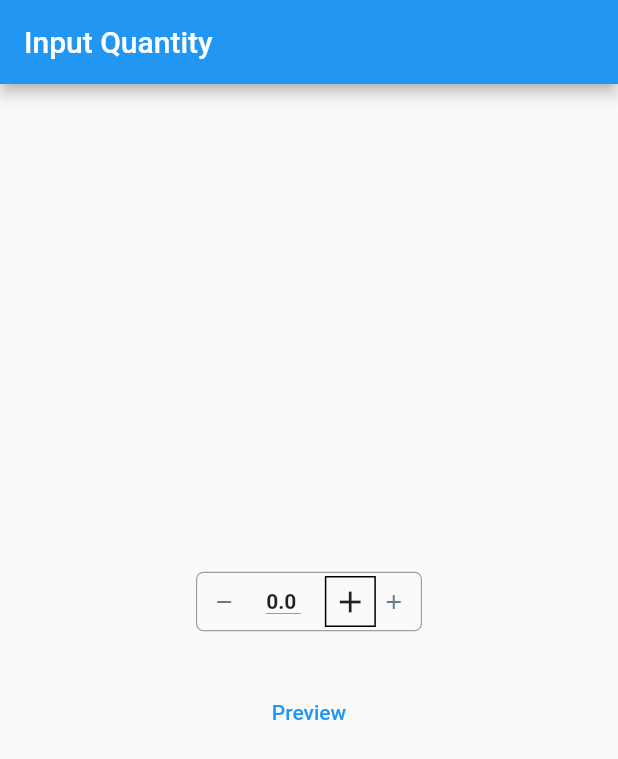
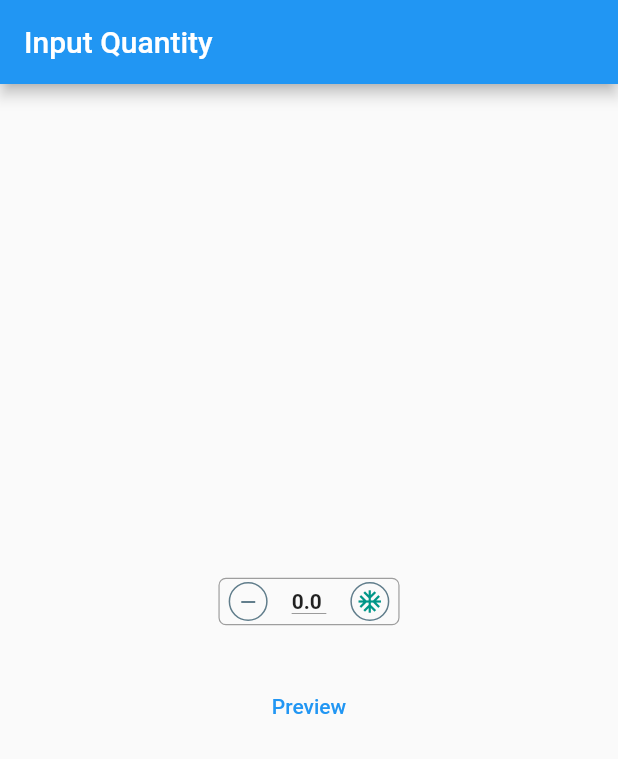
Before and after one commit to pmatatias/input-quantity, a Flutter app: the screen it shows after launch, on a phone screen of 412 x 824 dp. Shown: the top 759 px of the screen. Run offline on Flutter 3.47's test engine with Material 2 defaults, Android fonts, the phone set to English and light mode, and no system bars.

Commit message:
feat:custom button plus and minus

```diff
--- a/example/lib/main.dart
+++ b/example/lib/main.dart
@@ -50,6 +50,7 @@ class _MyHomePageState extends State<MyHomePage> {
                 initVal: 0.0,
                 steps: 10,
                 minVal: -100,
+                plusBtn: const Icon(Icons.ac_unit,size: 18,),
                 onQtyChanged: (val) {
                   if (kDebugMode) {
                     print(val);
--- a/example/pubspec.yaml
+++ b/example/pubspec.yaml
@@ -1,5 +1,5 @@
 name: example
-description: A new Flutter project.
+description: Flutter example for input quantity.
 
 publish_to: 'none' # Remove this line if you wish to publish to pub.dev
 
--- a/lib/src/input_qty.dart
+++ b/lib/src/input_qty.dart
@@ -1,5 +1,12 @@
 import 'package:flutter/material.dart';
 import 'package:flutter/services.dart';
+
+enum BorderShapeBtn {
+  none,
+  circle,
+  square,
+  //rhombus
+}
 
 class InputQty extends StatefulWidget {
   /// maximum value input
@@ -50,10 +57,11 @@ class InputQty extends StatefulWidget {
   /// and the button
   final InputDecoration? textFieldDecoration;
 
-  /// button color
-  ///
-  final Color btnColor1;
-  final Color btnColor2;
+  /// custom icon for button plus
+  final Widget? plusBtn;
+
+  /// Custom icon for button minus
+  final Widget? minusBtn;
 
   const InputQty({
     Key? key,
@@ -63,9 +71,9 @@ class InputQty extends StatefulWidget {
     required this.onQtyChanged,
     this.maxVal = double.maxFinite,
     this.minVal = 0,
+    this.plusBtn,
+    this.minusBtn,
     this.steps = 1,
-    this.btnColor1 = Colors.green,
-    this.btnColor2 = Colors.grey,
   }) : super(key: key);
 
   @override
@@ -164,15 +172,10 @@ class _InputQtyState extends State<InputQty> {
           crossAxisAlignment: CrossAxisAlignment.center,
           mainAxisSize: MainAxisSize.min,
           children: [
-            IconButton(
-              onPressed: minus,
-              constraints: const BoxConstraints(),
-              padding: EdgeInsets.zero,
-              icon: const Icon(
-                Icons.remove,
-                size: 16,
-                color: Colors.blueGrey,
-              ),
+            BuildBtn(
+              isPlus: false,
+              onChanged: minus,
+              child: widget.minusBtn,
             ),
             const SizedBox(
               width: 8,
@@ -181,17 +184,10 @@ class _InputQtyState extends State<InputQty> {
             const SizedBox(
               width: 8,
             ),
-            BuildBtn(isPlus: true, onChanged: plus),
-            IconButton(
-              color: Colors.teal,
-              constraints: const BoxConstraints(),
-              padding: EdgeInsets.zero,
-              onPressed: plus,
-              icon: const Icon(
-                Icons.add,
-                size: 16,
-                color: Colors.blueGrey,
-              ),
+            BuildBtn(
+              isPlus: true,
+              onChanged: plus,
+              child: widget.plusBtn,
             ),
           ],
         ),
@@ -239,18 +235,17 @@ class _InputQtyState extends State<InputQty> {
   }
 }
 
-enum BorderShape { circle, square, rhombus }
-
 class BuildBtn extends StatelessWidget {
   final Widget? child;
   final Function() onChanged;
   final bool isPlus;
   final bool withBorder;
-  final BorderShape borderShape;
+
+  final BorderShapeBtn borderShape;
 
   const BuildBtn({
     super.key,
-    this.borderShape = BorderShape.circle,
+    this.borderShape = BorderShapeBtn.circle,
     this.withBorder = true,
     required this.isPlus,
     required this.onChanged,
@@ -259,16 +254,28 @@ class BuildBtn extends StatelessWidget {
 
   @override
   Widget build(BuildContext context) {
-    return Listener(
-      onPointerDown: (event) => onChanged,
-      child: Container(
-        padding: const EdgeInsets.all(4),
-        decoration: BoxDecoration(
-          border: Border.all(),
-        ),
-        child: Icon(
-          isPlus ? Icons.add : Icons.remove,
-        ),
+    return Container(
+      // padding: const EdgeInsets.all(2),
+      decoration: BoxDecoration(
+        border: borderShape == BorderShapeBtn.none
+            ? null
+            : Border.all(color: Colors.blueGrey),
+        borderRadius: borderShape == BorderShapeBtn.circle
+            ? BorderRadius.circular(300)
+            : null,
+      ),
+      child: IconButton(
+        color: Colors.teal,
+        constraints: const BoxConstraints(),
+        padding: EdgeInsets.zero,
+        onPressed: onChanged,
+        splashRadius: 16,
+        icon: child ??
+            Icon(
+              isPlus ? Icons.add : Icons.remove,
+              size: 16,
+              color: Colors.blueGrey,
+            ),
       ),
     );
   }
```
Also changed, not shown: example/pubspec.lock.
